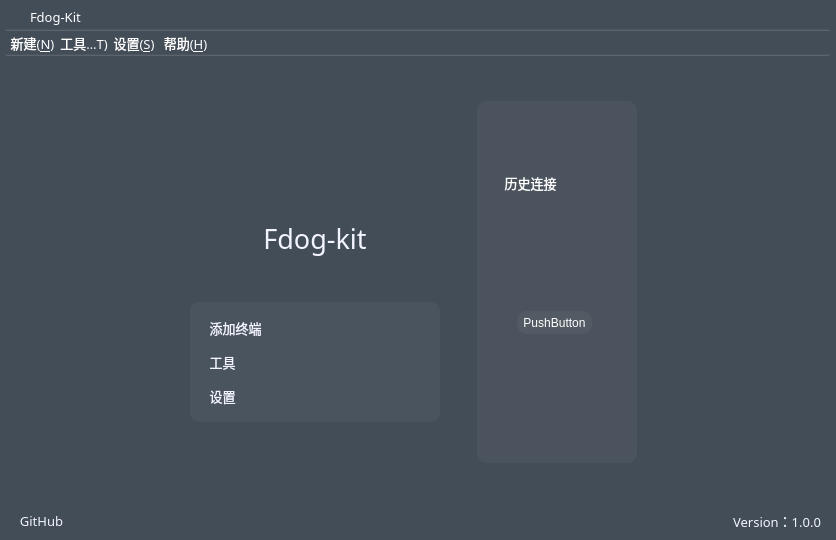
This is mainwindow.ui in HuaGouFdog/Fdog-Kit as Qt 5 draws it before an edit. The edited form follows.
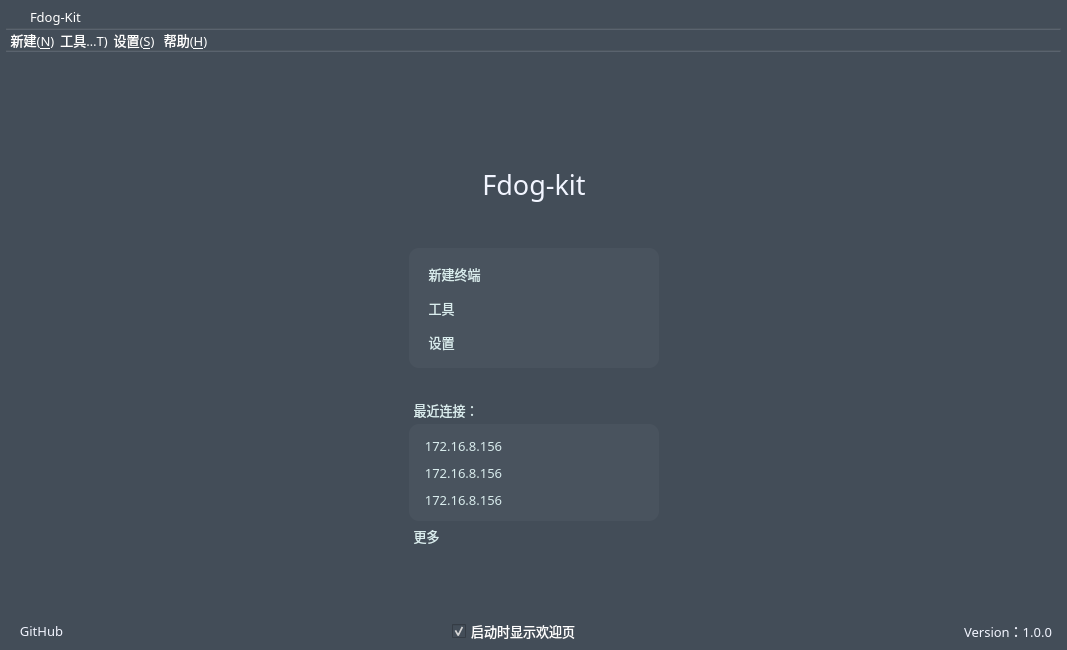
This is the edited form. Icons and pictures are not drawn.

Commit message: 重新设计连接页面2

```diff
--- a/mainwindow.ui
+++ b/mainwindow.ui
@@ -6,8 +6,8 @@
    <rect>
     <x>0</x>
     <y>0</y>
-    <width>836</width>
-    <height>540</height>
+    <width>1067</width>
+    <height>650</height>
    </rect>
   </property>
   <property name="minimumSize">
@@ -153,14 +153,14 @@
         <widget class="QToolButton" name="toolButton_min">
          <property name="minimumSize">
           <size>
-           <width>0</width>
-           <height>0</height>
+           <width>20</width>
+           <height>20</height>
           </size>
          </property>
          <property name="maximumSize">
           <size>
-           <width>16777215</width>
-           <height>16777215</height>
+           <width>20</width>
+           <height>20</height>
           </size>
          </property>
          <property name="font">
@@ -196,8 +196,8 @@
          </property>
          <property name="iconSize">
           <size>
-           <width>16</width>
-           <height>16</height>
+           <width>19</width>
+           <height>19</height>
           </size>
          </property>
         </widget>
@@ -206,14 +206,14 @@
         <widget class="QToolButton" name="toolButton_max">
          <property name="minimumSize">
           <size>
-           <width>0</width>
-           <height>0</height>
+           <width>20</width>
+           <height>20</height>
           </size>
          </property>
          <property name="maximumSize">
           <size>
-           <width>16777215</width>
-           <height>16777215</height>
+           <width>20</width>
+           <height>20</height>
           </size>
          </property>
          <property name="font">
@@ -250,27 +250,36 @@
          </property>
          <property name="iconSize">
           <size>
-           <width>15</width>
-           <height>15</height>
+           <width>16</width>
+           <height>16</height>
           </size>
          </property>
          <property name="checkable">
           <bool>false</bool>
          </property>
+         <property name="autoRepeat">
+          <bool>false</bool>
+         </property>
+         <property name="autoExclusive">
+          <bool>false</bool>
+         </property>
+         <property name="autoRaise">
+          <bool>false</bool>
+         </property>
         </widget>
        </item>
        <item>
         <widget class="QToolButton" name="toolButton_close">
          <property name="minimumSize">
           <size>
-           <width>0</width>
-           <height>0</height>
+           <width>20</width>
+           <height>20</height>
           </size>
          </property>
          <property name="maximumSize">
           <size>
-           <width>16777215</width>
-           <height>16777215</height>
+           <width>20</width>
+           <height>20</height>
           </size>
          </property>
          <property name="font">
@@ -306,8 +315,8 @@
          </property>
          <property name="iconSize">
           <size>
-           <width>17</width>
-           <height>17</height>
+           <width>13</width>
+           <height>13</height>
           </size>
          </property>
          <property name="checkable">
@@ -852,6 +861,9 @@
           </layout>
          </widget>
          <widget class="QWidget" name="page_3">
+          <property name="styleSheet">
+           <string notr="true"/>
+          </property>
           <layout class="QVBoxLayout" name="verticalLayout_7">
            <property name="leftMargin">
             <number>0</number>
@@ -867,6 +879,9 @@
            </property>
            <item>
             <widget class="QWidget" name="widget_2" native="true">
+             <property name="styleSheet">
+              <string notr="true"/>
+             </property>
              <layout class="QVBoxLayout" name="verticalLayout_13">
               <property name="leftMargin">
                <number>9</number>
@@ -915,7 +930,10 @@
                      <widget class="QWidget" name="widget_4" native="true">
                       <layout class="QHBoxLayout" name="horizontalLayout_4">
                        <item>
-                        <widget class="QWidget" name="widget_3" native="true">
+                        <widget class="QWidget" name="widget_welcome_body_widget2" native="true">
+                         <property name="layoutDirection">
+                          <enum>Qt::LeftToRight</enum>
+                         </property>
                          <layout class="QVBoxLayout" name="verticalLayout_8">
                           <property name="spacing">
                            <number>30</number>
@@ -1073,7 +1091,7 @@
                              </size>
                             </property>
                             <property name="styleSheet">
-                             <string notr="true">background-color: rgba(255, 255, 255, 10);
+                             <string notr="true">background-color: rgba(217, 236, 237, 10);
 border-radius: 10px;</string>
                             </property>
                             <layout class="QVBoxLayout" name="verticalLayout_10">
@@ -1119,7 +1137,7 @@
                                <property name="styleSheet">
                                 <string notr="true">QToolButton {
 	
-	color: rgb(242, 245, 255);
+	color: rgb(217, 236, 237);
 	background-color: rgba(255, 255, 255, 0);
 	border: none;
 }
@@ -1136,7 +1154,7 @@
 }</string>
                                </property>
                                <property name="text">
-                                <string>添加终端</string>
+                                <string>新建终端</string>
                                </property>
                                <property name="icon">
                                 <iconset resource="lib.qrc">
@@ -1179,7 +1197,7 @@
                                </property>
                                <property name="styleSheet">
                                 <string notr="true">QToolButton {
-	color: rgb(242, 245, 255);
+	color: rgb(217, 236, 237);
 	background-color: rgba(255, 255, 255, 0);
 	border: none;
 }
@@ -1236,7 +1254,7 @@
                                </property>
                                <property name="styleSheet">
                                 <string notr="true">QToolButton {
-	color: rgb(242, 245, 255);
+	color: rgb(217, 236, 237);
 	background-color: rgba(255, 255, 255, 0);
 	border: none;
 }
@@ -1274,7 +1292,304 @@
                            </widget>
                           </item>
                           <item>
-                           <spacer name="verticalSpacer">
+                           <widget class="QWidget" name="widget_welcome_body_widget2_nearestConnectionInfo" native="true">
+                            <property name="minimumSize">
+                             <size>
+                              <width>250</width>
+                              <height>0</height>
+                             </size>
+                            </property>
+                            <property name="maximumSize">
+                             <size>
+                              <width>250</width>
+                              <height>16777215</height>
+                             </size>
+                            </property>
+                            <property name="styleSheet">
+                             <string notr="true"/>
+                            </property>
+                            <layout class="QVBoxLayout" name="verticalLayout_16">
+                             <property name="spacing">
+                              <number>3</number>
+                             </property>
+                             <property name="leftMargin">
+                              <number>0</number>
+                             </property>
+                             <property name="topMargin">
+                              <number>0</number>
+                             </property>
+                             <property name="rightMargin">
+                              <number>0</number>
+                             </property>
+                             <property name="bottomMargin">
+                              <number>0</number>
+                             </property>
+                             <item>
+                              <widget class="QToolButton" name="widget_welcome_body_widget2_nearestConnectionInfo_nearest">
+                               <property name="sizePolicy">
+                                <sizepolicy hsizetype="Maximum" vsizetype="Maximum">
+                                 <horstretch>50</horstretch>
+                                 <verstretch>50</verstretch>
+                                </sizepolicy>
+                               </property>
+                               <property name="font">
+                                <font>
+                                 <family>OPPOSans B</family>
+                                 <pointsize>10</pointsize>
+                                 <stylestrategy>PreferAntialias</stylestrategy>
+                                </font>
+                               </property>
+                               <property name="layoutDirection">
+                                <enum>Qt::LeftToRight</enum>
+                               </property>
+                               <property name="styleSheet">
+                                <string notr="true">QToolButton {
+	color: rgb(217, 236, 237);
+	background-color: rgba(255, 255, 255, 0);
+	border: none;
+}
+
+QToolButton::menu-indicator { 
+	image: None;
+}
+
+ 
+QToolButton:hover {
+	color: rgb(255, 255, 255);
+	background-color: rgba(255, 255, 255, 0);
+	border: none;
+}</string>
+                               </property>
+                               <property name="text">
+                                <string>最近连接：</string>
+                               </property>
+                               <property name="iconSize">
+                                <size>
+                                 <width>20</width>
+                                 <height>20</height>
+                                </size>
+                               </property>
+                               <property name="toolButtonStyle">
+                                <enum>Qt::ToolButtonTextBesideIcon</enum>
+                               </property>
+                              </widget>
+                             </item>
+                             <item>
+                              <widget class="QWidget" name="widget_welcome_body_widget2_nearestConnectionInfo_list" native="true">
+                               <property name="styleSheet">
+                                <string notr="true">background-color: rgba(217, 236, 237, 10);
+border-radius: 10px;
+color: rgb(217, 236, 237);</string>
+                               </property>
+                               <layout class="QVBoxLayout" name="verticalLayout_17">
+                                <item>
+                                 <widget class="QToolButton" name="toolButton_20">
+                                  <property name="sizePolicy">
+                                   <sizepolicy hsizetype="Maximum" vsizetype="Maximum">
+                                    <horstretch>50</horstretch>
+                                    <verstretch>50</verstretch>
+                                   </sizepolicy>
+                                  </property>
+                                  <property name="font">
+                                   <font>
+                                    <family>OPPOSans B</family>
+                                    <pointsize>10</pointsize>
+                                    <stylestrategy>PreferAntialias</stylestrategy>
+                                   </font>
+                                  </property>
+                                  <property name="layoutDirection">
+                                   <enum>Qt::LeftToRight</enum>
+                                  </property>
+                                  <property name="styleSheet">
+                                   <string notr="true">QToolButton {
+	color: rgb(217, 236, 237);
+	background-color: rgba(255, 255, 255, 0);
+	border: none;
+}
+
+QToolButton::menu-indicator { 
+	image: None;
+}
+
+ 
+QToolButton:hover {
+	color: rgb(255, 255, 255);
+	background-color: rgba(255, 255, 255, 0);
+	border: none;
+}</string>
+                                  </property>
+                                  <property name="text">
+                                   <string>172.16.8.156</string>
+                                  </property>
+                                  <property name="iconSize">
+                                   <size>
+                                    <width>20</width>
+                                    <height>20</height>
+                                   </size>
+                                  </property>
+                                  <property name="toolButtonStyle">
+                                   <enum>Qt::ToolButtonTextBesideIcon</enum>
+                                  </property>
+                                 </widget>
+                                </item>
+                                <item>
+                                 <widget class="QToolButton" name="toolButton_21">
+                                  <property name="sizePolicy">
+                                   <sizepolicy hsizetype="Maximum" vsizetype="Maximum">
+                                    <horstretch>50</horstretch>
+                                    <verstretch>50</verstretch>
+                                   </sizepolicy>
+                                  </property>
+                                  <property name="font">
+                                   <font>
+                                    <family>OPPOSans B</family>
+                                    <pointsize>10</pointsize>
+                                    <stylestrategy>PreferAntialias</stylestrategy>
+                                   </font>
+                                  </property>
+                                  <property name="layoutDirection">
+                                   <enum>Qt::LeftToRight</enum>
+                                  </property>
+                                  <property name="styleSheet">
+                                   <string notr="true">QToolButton {
+	color: rgb(217, 236, 237);
+	background-color: rgba(255, 255, 255, 0);
+	border: none;
+}
+
+QToolButton::menu-indicator { 
+	image: None;
+}
+
+ 
+QToolButton:hover {
+	color: rgb(255, 255, 255);
+	background-color: rgba(255, 255, 255, 0);
+	border: none;
+}</string>
+                                  </property>
+                                  <property name="text">
+                                   <string>172.16.8.156</string>
+                                  </property>
+                                  <property name="iconSize">
+                                   <size>
+                                    <width>20</width>
+                                    <height>20</height>
+                                   </size>
+                                  </property>
+                                  <property name="toolButtonStyle">
+                                   <enum>Qt::ToolButtonTextBesideIcon</enum>
+                                  </property>
+                                 </widget>
+                                </item>
+                                <item>
+                                 <widget class="QToolButton" name="toolButton_25">
+                                  <property name="sizePolicy">
+                                   <sizepolicy hsizetype="Maximum" vsizetype="Maximum">
+                                    <horstretch>50</horstretch>
+                                    <verstretch>50</verstretch>
+                                   </sizepolicy>
+                                  </property>
+                                  <property name="font">
+                                   <font>
+                                    <family>OPPOSans B</family>
+                                    <pointsize>10</pointsize>
+                                    <stylestrategy>PreferAntialias</stylestrategy>
+                                   </font>
+                                  </property>
+                                  <property name="layoutDirection">
+                                   <enum>Qt::LeftToRight</enum>
+                                  </property>
+                                  <property name="styleSheet">
+                                   <string notr="true">QToolButton {
+	color: rgb(217, 236, 237);
+	background-color: rgba(255, 255, 255, 0);
+	border: none;
+}
+
+QToolButton::menu-indicator { 
+	image: None;
+}
+
+ 
+QToolButton:hover {
+	color: rgb(255, 255, 255);
+	background-color: rgba(255, 255, 255, 0);
+	border: none;
+}</string>
+                                  </property>
+                                  <property name="text">
+                                   <string>172.16.8.156</string>
+                                  </property>
+                                  <property name="iconSize">
+                                   <size>
+                                    <width>20</width>
+                                    <height>20</height>
+                                   </size>
+                                  </property>
+                                  <property name="toolButtonStyle">
+                                   <enum>Qt::ToolButtonTextBesideIcon</enum>
+                                  </property>
+                                 </widget>
+                                </item>
+                               </layout>
+                              </widget>
+                             </item>
+                             <item>
+                              <widget class="QToolButton" name="widget_welcome_body_widget2_nearestConnectionInfo_more">
+                               <property name="sizePolicy">
+                                <sizepolicy hsizetype="Maximum" vsizetype="Maximum">
+                                 <horstretch>50</horstretch>
+                                 <verstretch>50</verstretch>
+                                </sizepolicy>
+                               </property>
+                               <property name="font">
+                                <font>
+                                 <family>OPPOSans B</family>
+                                 <pointsize>10</pointsize>
+                                 <stylestrategy>PreferAntialias</stylestrategy>
+                                </font>
+                               </property>
+                               <property name="layoutDirection">
+                                <enum>Qt::LeftToRight</enum>
+                               </property>
+                               <property name="styleSheet">
+                                <string notr="true">QToolButton {
+	color: rgb(217, 236, 237);
+	background-color: rgba(255, 255, 255, 0);
+	border: none;
+}
+
+QToolButton::menu-indicator { 
+	image: None;
+}
+
+ 
+QToolButton:hover {
+	color: rgb(255, 255, 255);
+	background-color: rgba(255, 255, 255, 0);
+	border: none;
+}</string>
+                               </property>
+                               <property name="text">
+                                <string>更多</string>
+                               </property>
+                               <property name="iconSize">
+                                <size>
+                                 <width>20</width>
+                                 <height>20</height>
+                                </size>
+                               </property>
+                               <property name="toolButtonStyle">
+                                <enum>Qt::ToolButtonTextBesideIcon</enum>
+                               </property>
+                              </widget>
+                             </item>
+                            </layout>
+                           </widget>
+                          </item>
+                          <item>
+                           <spacer name="widget_welcome_body_widget2_verticalSpacer_bottom">
                             <property name="orientation">
                              <enum>Qt::Vertical</enum>
                             </property>
@@ -1289,123 +1604,6 @@
                          </layout>
                         </widget>
                        </item>
-                       <item>
-                        <widget class="QWidget" name="widget_8" native="true">
-                         <property name="minimumSize">
-                          <size>
-                           <width>200</width>
-                           <height>0</height>
-                          </size>
-                         </property>
-                         <property name="maximumSize">
-                          <size>
-                           <width>200</width>
-                           <height>16777215</height>
-                          </size>
-                         </property>
-                         <property name="styleSheet">
-                          <string notr="true"/>
-                         </property>
-                         <layout class="QVBoxLayout" name="verticalLayout_12">
-                          <property name="spacing">
-                           <number>10</number>
-                          </property>
-                          <property name="leftMargin">
-                           <number>20</number>
-                          </property>
-                          <property name="topMargin">
-                           <number>20</number>
-                          </property>
-                          <property name="rightMargin">
-                           <number>20</number>
-                          </property>
-                          <property name="bottomMargin">
-                           <number>20</number>
-                          </property>
-                          <item>
-                           <widget class="QWidget" name="widget_12" native="true">
-                            <property name="styleSheet">
-                             <string notr="true">background-color: rgba(132, 132, 132, 30);
-border-radius: 10px;</string>
-                            </property>
-                            <widget class="QToolButton" name="toolButton_3">
-                             <property name="geometry">
-                              <rect>
-                               <x>10</x>
-                               <y>70</y>
-                               <width>87</width>
-                               <height>23</height>
-                              </rect>
-                             </property>
-                             <property name="sizePolicy">
-                              <sizepolicy hsizetype="Maximum" vsizetype="Maximum">
-                               <horstretch>50</horstretch>
-                               <verstretch>50</verstretch>
-                              </sizepolicy>
-                             </property>
-                             <property name="font">
-                              <font>
-                               <family>OPPOSans B</family>
-                               <pointsize>10</pointsize>
-                               <stylestrategy>PreferAntialias</stylestrategy>
-                              </font>
-                             </property>
-                             <property name="layoutDirection">
-                              <enum>Qt::LeftToRight</enum>
-                             </property>
-                             <property name="styleSheet">
-                              <string notr="true">QToolButton {
-	color: rgb(255, 255, 255);
-	background-color: rgba(255, 255, 255, 0);
-	border: none;
-}
-
-QToolButton::menu-indicator { 
-	image: None;
-}
-
- 
-QToolButton:hover {
-	color: rgb(255, 255, 255);
-	background-color: rgba(255, 255, 255, 0);
-	border: none;
-}</string>
-                             </property>
-                             <property name="text">
-                              <string>历史连接</string>
-                             </property>
-                             <property name="icon">
-                              <iconset resource="lib.qrc">
-                               <normaloff>:/lib/add3.png</normaloff>:/lib/add3.png</iconset>
-                             </property>
-                             <property name="iconSize">
-                              <size>
-                               <width>20</width>
-                               <height>20</height>
-                              </size>
-                             </property>
-                             <property name="toolButtonStyle">
-                              <enum>Qt::ToolButtonTextBesideIcon</enum>
-                             </property>
-                            </widget>
-                            <widget class="QPushButton" name="pushButton">
-                             <property name="geometry">
-                              <rect>
-                               <x>40</x>
-                               <y>210</y>
-                               <width>75</width>
-                               <height>23</height>
-                              </rect>
-                             </property>
-                             <property name="text">
-                              <string>PushButton</string>
-                             </property>
-                            </widget>
-                           </widget>
-                          </item>
-                         </layout>
-                        </widget>
-                       </item>
                       </layout>
                      </widget>
                     </item>
@@ -1520,7 +1718,37 @@
                      </spacer>
                     </item>
                     <item>
-                     <widget class="QLabel" name="label_16">
+                     <widget class="QCheckBox" name="widget_welcome_bottom_showWelcome">
+                      <property name="font">
+                       <font>
+                        <family>OPPOSans B</family>
+                        <pointsize>10</pointsize>
+                        <stylestrategy>PreferAntialias</stylestrategy>
+                       </font>
+                      </property>
+                      <property name="text">
+                       <string>启动时显示欢迎页</string>
+                      </property>
+                      <property name="checked">
+                       <bool>true</bool>
+                      </property>
+                     </widget>
+                    </item>
+                    <item>
+                     <spacer name="widget_welcome_page_bottom_horizontalSpacer_right">
+                      <property name="orientation">
+                       <enum>Qt::Horizontal</enum>
+                      </property>
+                      <property name="sizeHint" stdset="0">
+                       <size>
+                        <width>40</width>
+                        <height>20</height>
+                       </size>
+                      </property>
+                     </spacer>
+                    </item>
+                    <item>
+                     <widget class="QLabel" name="widget_welcome_page_bottom_label_version">
                       <property name="font">
                        <font>
                         <family>OPPOSans B</family>
```
Left out of the diff: 39 changed lines with no effect on the pictures. The commit also changes 10 other files.
